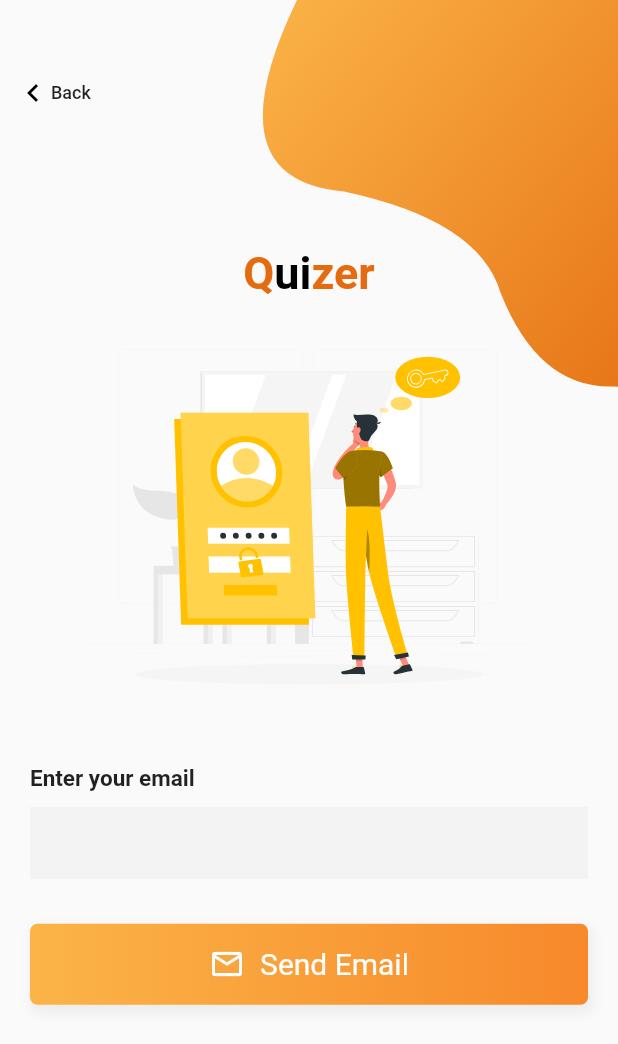
After one commit to Osama-Gamal/Quizer-App, a Flutter app: the ForgetPassword screen opened directly, on a phone screen of 412 x 824 dp. The commit adds this screen. Shown: the top 1044 px of the screen. Run offline on Flutter 3.47's test engine with Material 2 defaults, Android fonts, the phone set to English and light mode, and no system bars; our stand-ins replace carousel_slider, firebase_auth, firebase_core, flutter_svg, google_fonts, google_sign_in and 1 more; missing offline and left inert: matrix4_transform; accounts and stored records are empty.

Commit message:
forget-password&save-login

```diff
--- /dev/null
+++ b/lib/Screen/forget_password.dart
@@ -0,0 +1,200 @@
+import 'package:firebase_auth/firebase_auth.dart';
+import 'package:flutter/material.dart';
+import 'package:flutter_svg/svg.dart';
+import 'package:google_sign_in/google_sign_in.dart';
+import 'package:quizer/Drawer/CustomDrawer.dart';
+import 'package:quizer/Screen/loginPage.dart';
+import 'package:quizer/Screen/signup.dart';
+import 'package:quizer/Widget/bezierContainer.dart';
+
+class ForgetPassword extends StatefulWidget {
+  ForgetPassword({Key? key, this.title}) : super(key: key);
+
+  final String? title;
+
+  @override
+  _ForgetPasswordState createState() => _ForgetPasswordState();
+}
+
+class _ForgetPasswordState extends State<ForgetPassword> {
+  final FirebaseAuth _auth = FirebaseAuth.instance;
+  TextEditingController? emailController = TextEditingController();
+  bool userEmailError = false;
+  bool userPasswordError = false;
+
+  @override
+  void dispose() {
+    emailController?.dispose();
+    super.dispose();
+  }
+
+  Widget _backButton() {
+    return InkWell(
+      onTap: () {
+        Navigator.pop(context);
+      },
+      child: Container(
+        padding: const EdgeInsets.symmetric(horizontal: 10),
+        child: Row(
+          children: <Widget>[
+            Container(
+              padding: const EdgeInsets.only(left: 0, top: 10, bottom: 10),
+              child: const Icon(Icons.keyboard_arrow_left, color: Colors.black),
+            ),
+            const Text('Back',
+                style: TextStyle(fontSize: 12, fontWeight: FontWeight.w500))
+          ],
+        ),
+      ),
+    );
+  }
+
+  Widget _entryField(
+      String title, TextEditingController _controller, bool validateError,
+      {bool isPassword = false}) {
+    return Container(
+      margin: const EdgeInsets.symmetric(vertical: 10),
+      child: Column(
+        crossAxisAlignment: CrossAxisAlignment.start,
+        children: <Widget>[
+          Text(
+            title,
+            style: const TextStyle(fontWeight: FontWeight.bold, fontSize: 15),
+          ),
+          const SizedBox(
+            height: 10,
+          ),
+          TextField(
+              controller: _controller,
+              obscureText: isPassword,
+              decoration: InputDecoration(
+                  border: InputBorder.none,
+                  errorText: validateError ? 'Value Can\'t Be Empty' : null,
+                  fillColor: const Color(0xfff3f3f4),
+                  filled: true))
+        ],
+      ),
+    );
+  }
+
+  Widget _sendEmail() {
+    return InkWell(
+      onTap: () async {
+        try {
+          await FirebaseAuth.instance
+              .sendPasswordResetEmail(email: emailController!.text.trim());
+
+          const snackBar = SnackBar(
+            content: Text('Email Sent'),
+          );
+          ScaffoldMessenger.of(context).showSnackBar(snackBar);
+          Navigator.push(
+              context, MaterialPageRoute(builder: (context) => LoginPage()));
+        } on Exception catch (e) {
+          print(e);
+          var snackBar = SnackBar(
+            content: Text(e.toString()),
+          );
+          ScaffoldMessenger.of(context).showSnackBar(snackBar);
+        }
+      },
+      child: Container(
+        width: MediaQuery.of(context).size.width,
+        padding: const EdgeInsets.symmetric(vertical: 15),
+        alignment: Alignment.center,
+        decoration: BoxDecoration(
+            borderRadius: const BorderRadius.all(Radius.circular(5)),
+            boxShadow: <BoxShadow>[
+              BoxShadow(
+                  color: Colors.grey.shade200,
+                  offset: Offset(2, 4),
+                  blurRadius: 5,
+                  spreadRadius: 2)
+            ],
+            gradient: const LinearGradient(
+                begin: Alignment.centerLeft,
+                end: Alignment.centerRight,
+                colors: [Color(0xfffbb448), Color(0xfff7892b)])),
+        child: Row(
+          mainAxisAlignment: MainAxisAlignment.center,
+          children: [
+            Icon(
+              Icons.email_outlined,
+              color: Colors.white,
+            ),
+            SizedBox(
+              width: 10,
+            ),
+            const Text(
+              'Send Email',
+              style: TextStyle(fontSize: 20, color: Colors.white),
+            ),
+          ],
+        ),
+      ),
+    );
+  }
+
+  Widget _title() {
+    return RichText(
+      textAlign: TextAlign.center,
+      text: const TextSpan(
+          text: 'Q',
+          style: TextStyle(
+              fontSize: 30,
+              fontWeight: FontWeight.w700,
+              color: Color(0xffe46b10)),
+          children: [
+            TextSpan(
+              text: 'ui',
+              style: TextStyle(color: Colors.black, fontSize: 30),
+            ),
+            TextSpan(
+              text: 'zer',
+              style: TextStyle(color: Color(0xffe46b10), fontSize: 30),
+            ),
+          ]),
+    );
+  }
+
+  @override
+  Widget build(BuildContext context) {
+    final height = MediaQuery.of(context).size.height;
+    return Scaffold(
+        body: Container(
+      height: height,
+      child: Stack(
+        children: <Widget>[
+          Positioned(
+              top: -height * .15,
+              right: -MediaQuery.of(context).size.width * .4,
+              child: BezierContainer()),
+          Container(
+            padding: const EdgeInsets.symmetric(horizontal: 20),
+            child: SingleChildScrollView(
+              child: Column(
+                crossAxisAlignment: CrossAxisAlignment.center,
+                mainAxisAlignment: MainAxisAlignment.center,
+                children: <Widget>[
+                  SizedBox(height: height * .2),
+                  _title(),
+                  // const SizedBox(height: 50),
+                  SvgPicture.asset(
+                    "assets/Forgot password-rafiki.svg",
+                    height: 300,
+                  ),
+                  _entryField(
+                      "Enter your email", emailController!, userPasswordError),
+                  const SizedBox(height: 20),
+                  _sendEmail(),
+                  SizedBox(height: height * .055),
+                ],
+              ),
+            ),
+          ),
+          Positioned(top: 40, left: 0, child: _backButton()),
+        ],
+      ),
+    ));
+  }
+}
--- a/lib/Screen/loginPage.dart
+++ b/lib/Screen/loginPage.dart
@@ -3,6 +3,7 @@ import 'package:flutter/material.dart';
 import 'package:google_fonts/google_fonts.dart';
 import 'package:google_sign_in/google_sign_in.dart';
 import 'package:quizer/Drawer/CustomDrawer.dart';
+import 'package:quizer/Screen/forget_password.dart';
 import 'package:quizer/Screen/signup.dart';
 import 'package:quizer/Widget/bezierContainer.dart';
 
@@ -323,12 +324,20 @@ class _LoginPageState extends State<LoginPage> {
                   _emailPasswordWidget(),
                   const SizedBox(height: 20),
                   _submitButton(),
-                  Container(
-                    padding: const EdgeInsets.symmetric(vertical: 10),
-                    alignment: Alignment.centerRight,
-                    child: const Text('Forgot Password ?',
-                        style: TextStyle(
-                            fontSize: 14, fontWeight: FontWeight.w500)),
+                  InkWell(
+                    onTap: () {
+                      Navigator.push(
+                          context,
+                          MaterialPageRoute(
+                              builder: (context) => ForgetPassword()));
+                    },
+                    child: Container(
+                      padding: const EdgeInsets.symmetric(vertical: 10),
+                      alignment: Alignment.centerRight,
+                      child: const Text('Forgot Password ?',
+                          style: TextStyle(
+                              fontSize: 14, fontWeight: FontWeight.w500)),
+                    ),
                   ),
                   _divider(),
                   googleButton(
--- a/lib/Screen/welcomePage.dart
+++ b/lib/Screen/welcomePage.dart
@@ -96,7 +96,7 @@ class _WelcomePageState extends State<WelcomePage> {
     return RichText(
       textAlign: TextAlign.center,
       text: TextSpan(
-          text: 'd',
+          text: 'Q',
           style: GoogleFonts.portLligatSans(
             textStyle: Theme.of(context).textTheme.headline1,
             fontSize: 30,
@@ -105,11 +105,11 @@ class _WelcomePageState extends State<WelcomePage> {
           ),
           children: const [
             TextSpan(
-              text: 'ev',
+              text: 'ui',
               style: TextStyle(color: Colors.black, fontSize: 30),
             ),
             TextSpan(
-              text: 'rnz',
+              text: 'zer',
               style: TextStyle(color: Colors.white, fontSize: 30),
             ),
           ]),
@@ -152,7 +152,6 @@ class _WelcomePageState extends State<WelcomePage> {
               const SizedBox(
                 height: 20,
               ),
-              _label()
             ],
           ),
         ),
--- a/lib/main.dart
+++ b/lib/main.dart
@@ -1,6 +1,9 @@
+import 'package:firebase_auth/firebase_auth.dart';
 import 'package:flutter/material.dart';
 import 'package:quizer/Screen/welcomePage.dart';
 import 'package:firebase_core/firebase_core.dart';
+
+import 'Drawer/MainPage.dart';
 
 void main() async {
   WidgetsFlutterBinding.ensureInitialized();
@@ -21,7 +24,9 @@ class MyApp extends StatelessWidget {
       theme: ThemeData(
         primarySwatch: Colors.orange,
       ),
-      home: WelcomePage(title: 'Flutter Demo Home Page'),
+      home: FirebaseAuth.instance.currentUser == null
+          ? WelcomePage(title: 'Flutter Demo Home Page')
+          : MainPage(),
     );
   }
 }
```
Also changed, not shown: pubspec.yaml (+11 -22 lines), assets/Forgot password-rafiki.svg (added), pubspec.lock, 6 other files.
